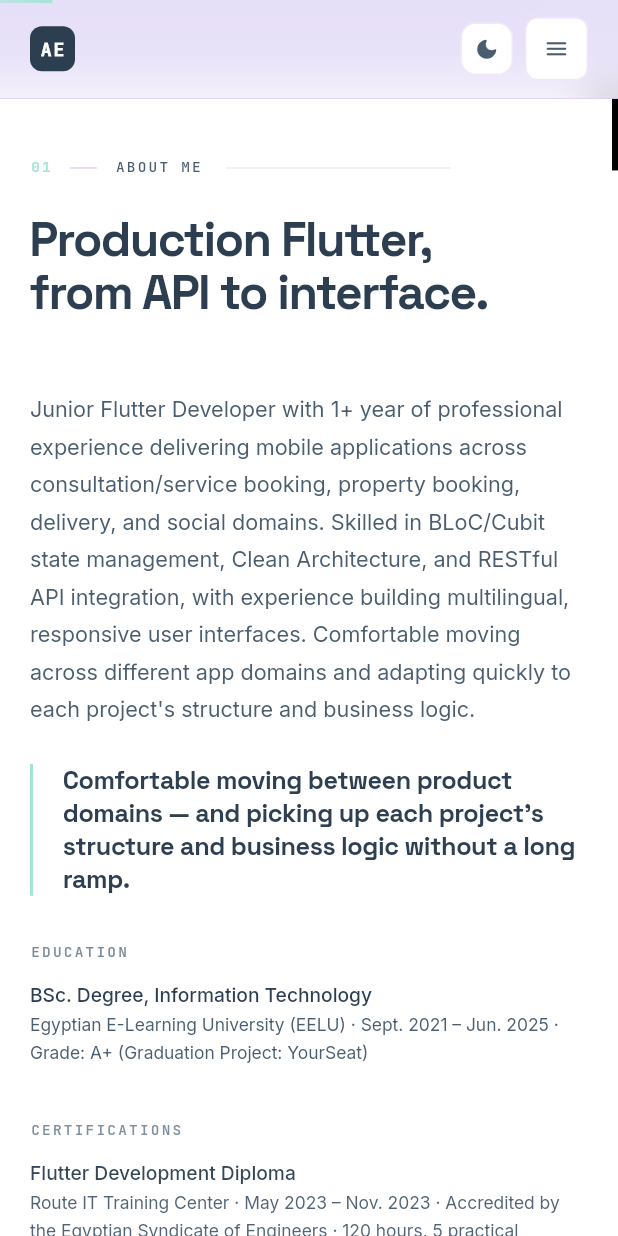
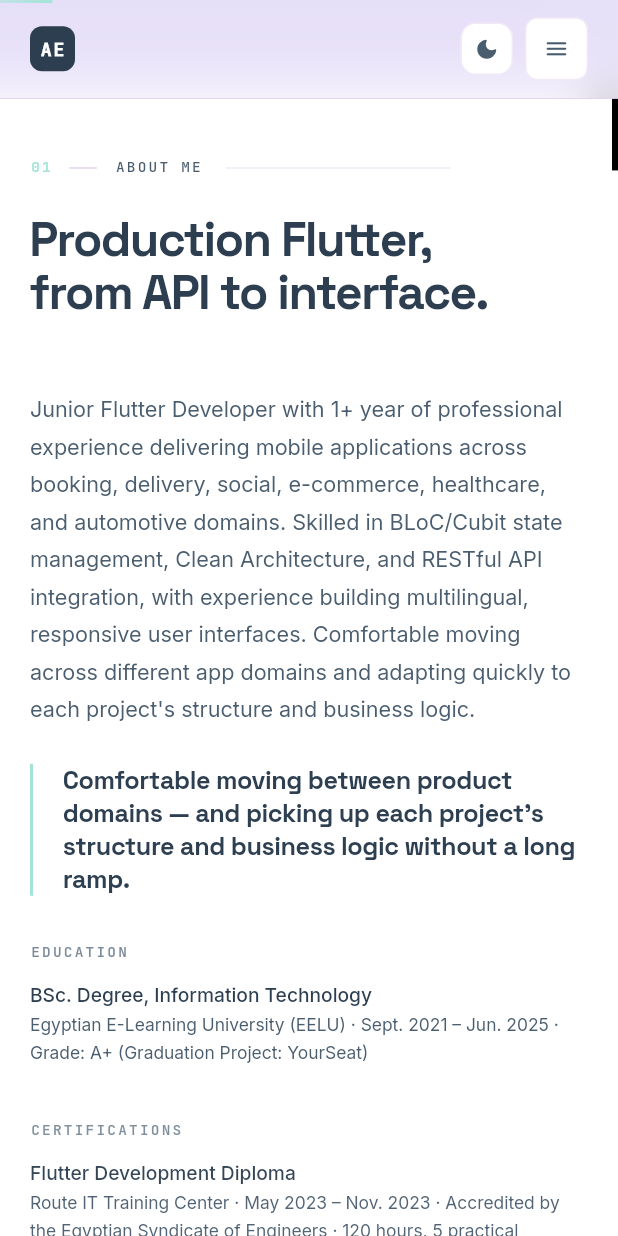
Before and after one commit to ahmed2782002/portfolio, a Flutter app: the screen it shows after launch, scrolled down 1152 dp, on a phone screen of 412 x 824 dp. Run offline on Flutter 3.47's test engine with Material 3 defaults, Android fonts, the phone set to English and light mode, and no system bars; our stand-ins replace flutter_svg, shared_preferences.

Commit message:
chore: update product domains count and summary
Co-Authored-By: Claude Opus 5.5 (1M context) <noreply@anthropic.com>

```diff
--- a/lib/data/portfolio_data.dart
+++ b/lib/data/portfolio_data.dart
@@ -21,8 +21,8 @@ abstract final class PortfolioData {
         'from clean architecture to polished, responsive interfaces.',
     summary:
         'Junior Flutter Developer with 1+ year of professional experience '
-        'delivering mobile applications across consultation/service booking, '
-        'property booking, delivery, and social domains. Skilled in BLoC/Cubit state '
+        'delivering mobile applications across booking, delivery, social, '
+        'e-commerce, healthcare, and automotive domains. Skilled in BLoC/Cubit state '
         'management, Clean Architecture, and RESTful API integration, with experience '
         'building multilingual, responsive user interfaces. Comfortable moving across '
         "different app domains and adapting quickly to each project's structure "
@@ -36,7 +36,7 @@ abstract final class PortfolioData {
     stats: [
       Stat(value: '1+', label: 'year of experience'),
       Stat(value: '18+', label: 'apps in production'),
-      Stat(value: '4', label: 'product domains'),
+      Stat(value: '10+', label: 'product domains'),
     ],
     focusAreas: [
       'Flutter',
```
